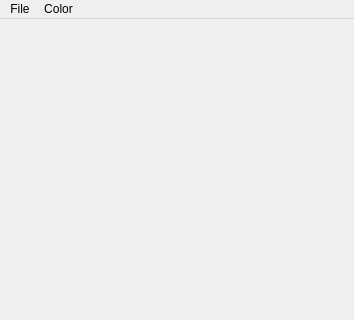
starwarsnerd77/PixelArtQtApp, file pxlart/mainwindow.ui: the form before one commit; both pictures show x 0 to 354 and y 0 to 320 of the 354 by 600 pixel window.
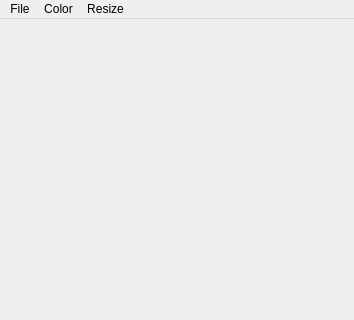
The form after the commit.

Commit message: Added resize option

What changed in the file:
```diff
--- a/pxlart/mainwindow.ui
+++ b/pxlart/mainwindow.ui
@@ -21,7 +21,7 @@
      <x>0</x>
      <y>0</y>
      <width>354</width>
-     <height>26</height>
+     <height>22</height>
     </rect>
    </property>
    <widget class="QMenu" name="menuFile">
@@ -40,8 +40,15 @@
     <addaction name="actionReset"/>
     <addaction name="actionFill_from_current_color"/>
    </widget>
+   <widget class="QMenu" name="menuResize">
+    <property name="title">
+     <string>Resize</string>
+    </property>
+    <addaction name="actionResize"/>
+   </widget>
    <addaction name="menuFile"/>
    <addaction name="menuHome"/>
+   <addaction name="menuResize"/>
   </widget>
   <action name="actioncolor2">
    <property name="text">
```
Left out of the diff: 5 changed lines with no effect on the pictures. The commit also changes 2 other files.
